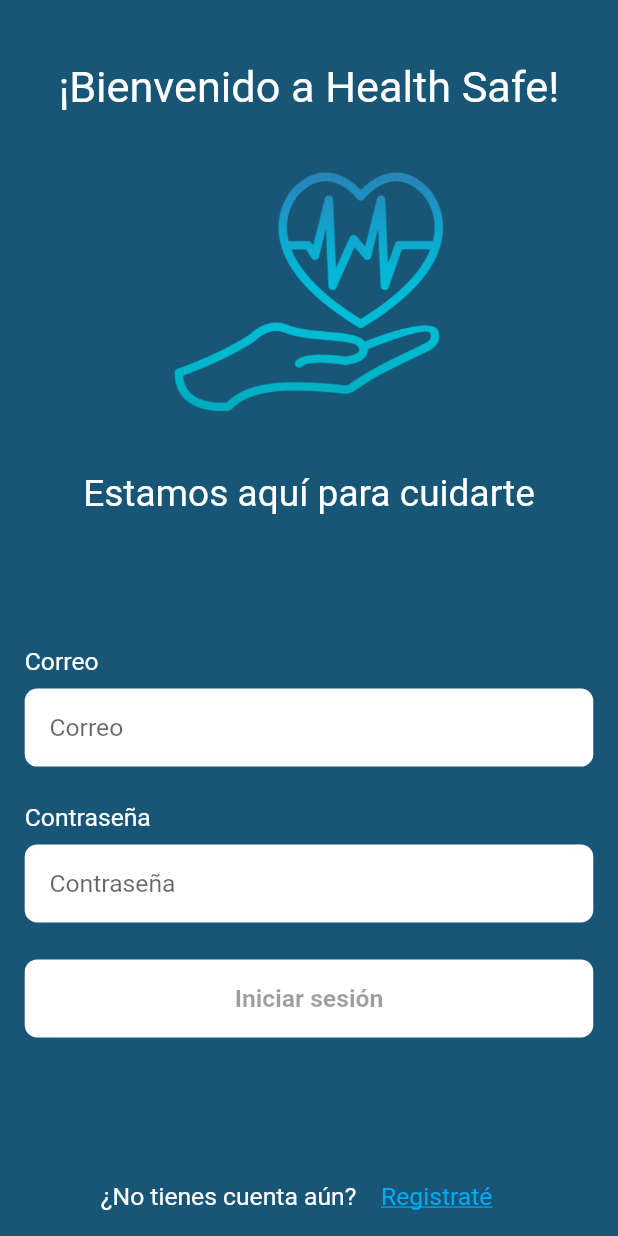
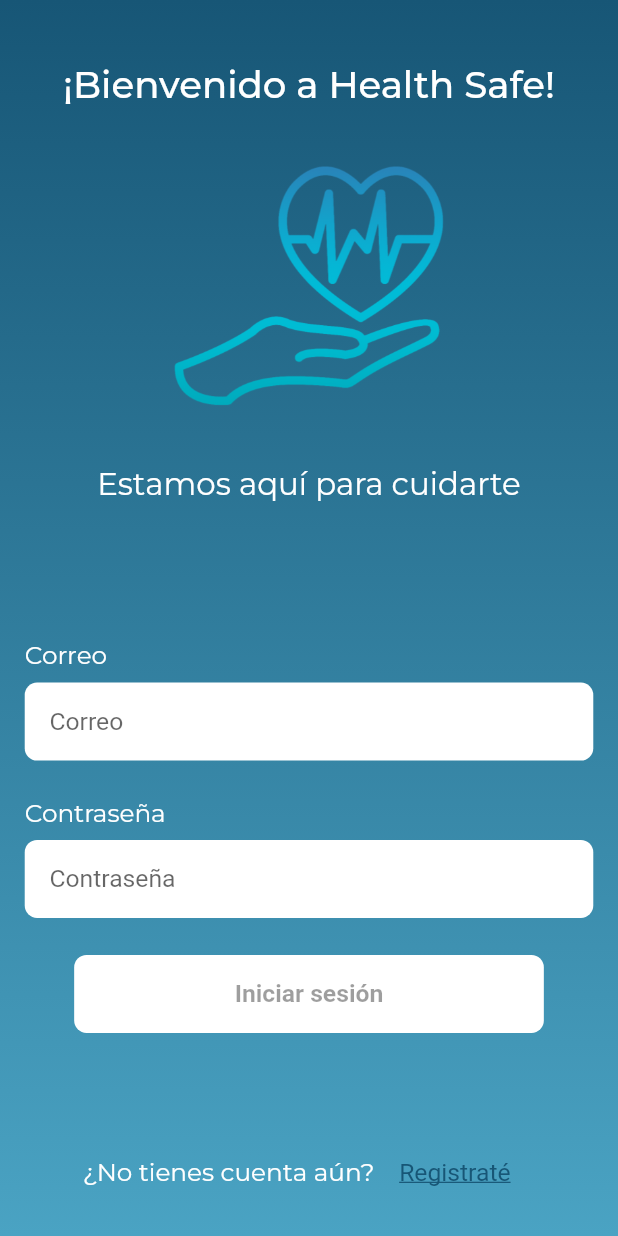
Before and after one commit to flutter-preview/beleningalina20-health_safe_paciente, a Flutter app: the screen it shows after launch, on a phone screen of 412 x 824 dp. Run offline on Flutter 3.47's test engine with Material 2 defaults, Android fonts, the phone set to English and light mode, and no system bars; our stand-ins replace firebase_core, firebase_messaging, flutter_rating_bar, flutter_secure_storage, geolocator, google_maps_flutter and 4 more; missing offline and left inert: jitsi_meet, mercadopago_sdk; accounts and stored records are empty.

Commit message:
Refactor ui de login con el background

```diff
--- a/lib/src/theme/dimens.dart
+++ b/lib/src/theme/dimens.dart
@@ -2,7 +2,9 @@ import 'package:health_safe_paciente/src/theme/size_config.dart';
 
 class Dimens {
   static double dimens5 = SizeConfig.height * 0.005;
+  static double dimens8 = SizeConfig.height * 0.008;
   static double dimens10 = SizeConfig.height * 0.010;
+  static double dimens15 = SizeConfig.height * 0.015;
   static double dimens18 = SizeConfig.height * 0.018;
   static double dimens20 = SizeConfig.height * 0.020;
   static double dimens22 = SizeConfig.height * 0.022;
--- a/lib/src/views/pages/login_page.dart
+++ b/lib/src/views/pages/login_page.dart
@@ -18,7 +18,10 @@ class LoginPage extends StatelessWidget {
     return SafeArea(
       child: Scaffold(
         backgroundColor: ColorsApp.azulLogin,
-        body: Padding(
+        body: Stack(
+          children: [
+            const _LoginBackground(),
+            Padding(
               padding: EdgeInsets.all(Dimens.dimens20),
               child: LayoutBuilder(
                 builder: (context, constraint) => SingleChildScrollView(
@@ -35,15 +38,31 @@ class LoginPage extends StatelessWidget {
                               create: (_) => LoginFormProvider(),
                               child: const _LoginForm()),
                         ),
+                        const _RegistroUsuarioButton()
                       ]),
                     ),
                   ),
                 ),
               ),
             ),
-        bottomNavigationBar: const _RegistroUsuarioPage(),
+          ],
+        ),
       ),
     );
+  }
+}
+
+class _LoginBackground extends StatelessWidget {
+  const _LoginBackground();
+
+  @override
+  Widget build(BuildContext context) {
+    return Container(
+        decoration: const BoxDecoration(
+            gradient: LinearGradient(
+                begin: Alignment.topCenter,
+                end: Alignment.bottomCenter,
+                colors: [ColorsApp.azulLogin, ColorsApp.azulBusqueda])));
   }
 }
 
@@ -71,6 +90,7 @@ class _LoginForm extends StatelessWidget {
             (loginFormProvider.isLoading)
                 ? const Loader()
                 : ElevatedButtonCustom(
+                    margin: EdgeInsets.symmetric(horizontal: Dimens.dimens40),
                     text: 'Iniciar sesión',
                     onPressed: (loginFormProvider.isValidForm())
                         ? () async {
@@ -112,8 +132,8 @@ class _LoginForm extends StatelessWidget {
   }
 }
 
-class _RegistroUsuarioPage extends StatelessWidget {
-  const _RegistroUsuarioPage();
+class _RegistroUsuarioButton extends StatelessWidget {
+  const _RegistroUsuarioButton();
 
   @override
   Widget build(BuildContext context) {
@@ -122,6 +142,7 @@ class _RegistroUsuarioPage extends StatelessWidget {
           text: "¿No tienes cuenta aún?", color: Colors.white),
       TextButtonCustom(
           text: "Registraté",
+          foregroundColor: ColorsApp.azulLogin,
           onPressed: () =>
               Navigator.of(context).pushNamed(RegistroUsuarioPage.routeName))
     ]);
--- a/lib/src/views/widgets/text.dart
+++ b/lib/src/views/widgets/text.dart
@@ -43,14 +43,21 @@ class TitleText extends StatelessWidget {
       this.color = Colors.black,
       this.textAlign = TextAlign.start,
       this.prefixIcon,
-      this.fontWeight = FontWeight.normal});
+      this.fontWeight = FontWeight.w500});
 
   @override
   Widget build(BuildContext context) {
+    // d35 ->28
+    // d30 -> 24
+    // d25 -> 20
+    // d20 -> 16
     return Text(
       text,
       style: TextStyle(
-          fontSize: Dimens.dimens35, color: color, fontWeight: fontWeight),
+          fontSize: Dimens.dimens30,
+          color: color,
+          fontWeight: fontWeight,
+          fontFamily: 'Montserrat'),
       textAlign: textAlign,
     );
   }
@@ -68,7 +75,7 @@ class SubtitleText extends StatelessWidget {
       required this.text,
       this.color = Colors.black,
       this.textAlign = TextAlign.start,
-      this.fontWeight = FontWeight.normal,
+      this.fontWeight = FontWeight.w400,
       this.prefixIcon});
 
   @override
@@ -77,10 +84,10 @@ class SubtitleText extends StatelessWidget {
       text,
       textAlign: textAlign,
       style: TextStyle(
-        fontSize: Dimens.dimens30,
-        color: color,
-        fontWeight: fontWeight,
-      ),
+          fontSize: Dimens.dimens25,
+          color: color,
+          fontWeight: fontWeight,
+          fontFamily: 'Montserrat'),
     );
   }
 }
@@ -106,10 +113,10 @@ class BodyText extends StatelessWidget {
   Widget build(BuildContext context) {
     return Text(text,
         style: TextStyle(
-          fontSize: fontSize ?? Dimens.dimens25,
-          color: color,
-          decoration: decoration,
-        ),
+            fontSize: fontSize ?? Dimens.dimens25,
+            color: color,
+            decoration: decoration,
+            fontFamily: 'Montserrat'),
         overflow: overflow,
         textAlign: textAlign);
   }
@@ -137,7 +144,10 @@ class DescriptionText extends StatelessWidget {
       textAlign: textAlign,
       overflow: overflow,
       style: TextStyle(
-          fontSize: Dimens.dimens20, color: color, fontWeight: fontWeight),
+          fontSize: Dimens.dimens20,
+          color: color,
+          fontWeight: fontWeight,
+          fontFamily: 'Montserrat'),
     );
   }
 }
@@ -164,7 +174,10 @@ class SubdescriptionText extends StatelessWidget {
       textAlign: textAlign,
       overflow: overflow,
       style: TextStyle(
-          fontSize: Dimens.dimens18, color: color, fontWeight: fontWeight),
+          fontSize: Dimens.dimens18,
+          color: color,
+          fontWeight: fontWeight,
+          fontFamily: 'Montserrat'),
     );
   }
 }
```
Also changed, not shown: pubspec.yaml (+7 -12 lines), assets/fonts/Montserrat-Light.ttf (added), assets/fonts/Montserrat-Medium.ttf (added), assets/fonts/Montserrat-Regular.ttf (added), 1 other file. Lines whose indentation alone changed are shown as unchanged.
